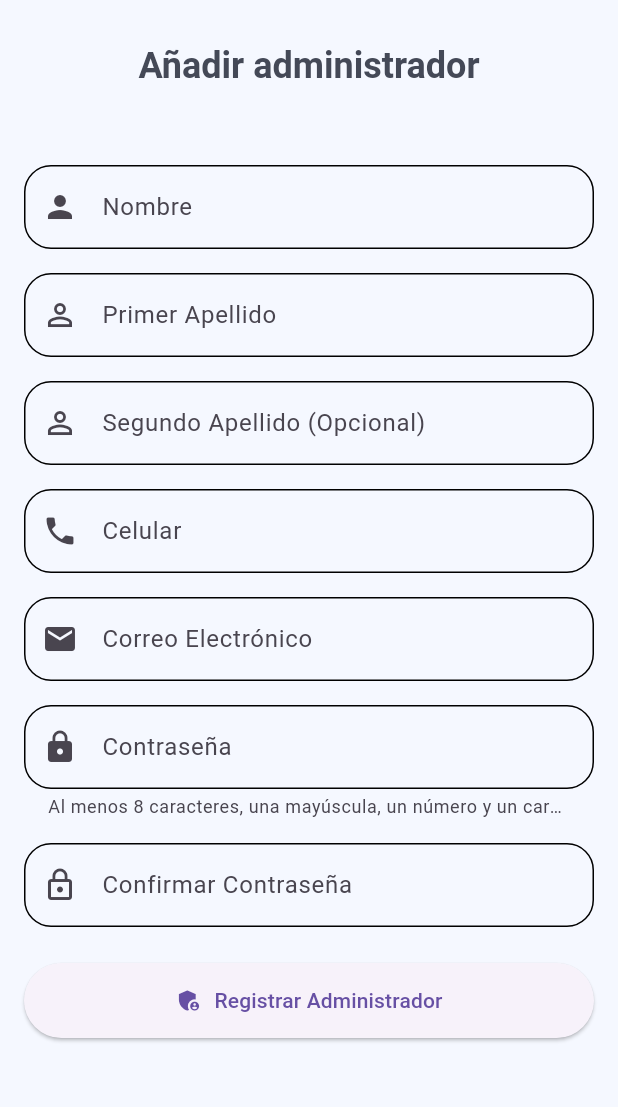
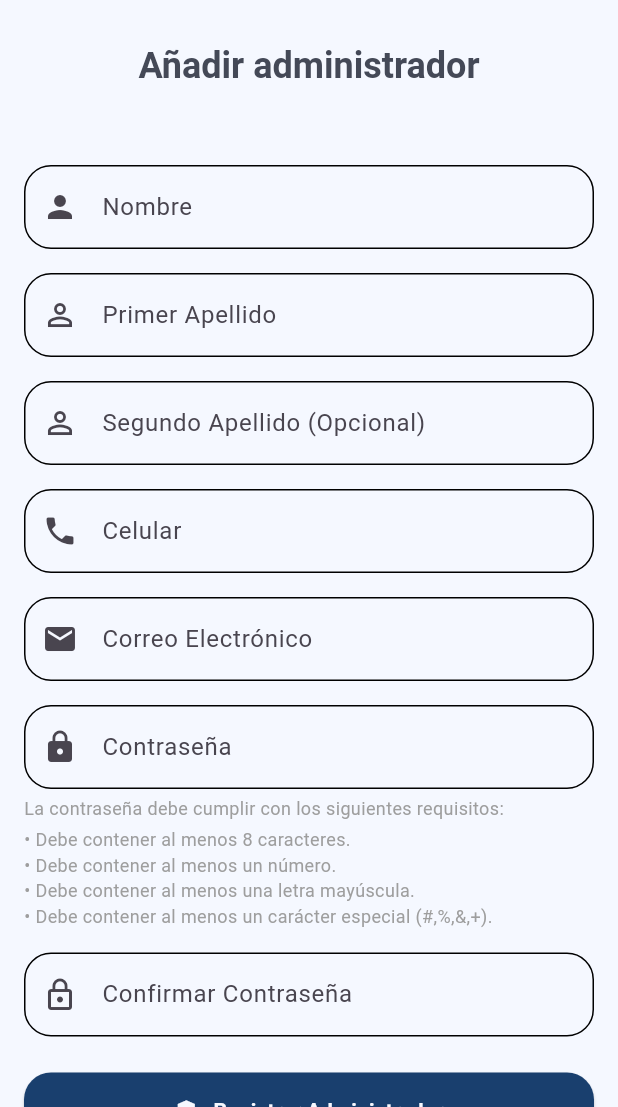
Before and after one commit to ESLEDA/grupo_sat_flutter, a Flutter app: the RegistrarAdminPage screen opened directly, on a phone screen of 412 x 824 dp, the part 129-1236 px from its top. Run offline on Flutter 3.47's test engine with Material 3 defaults, Android fonts, the phone set to English and light mode, and no system bars; our stand-ins replace cloud_firestore, equatable, firebase_auth, firebase_core, flutter_bloc; accounts and stored records are empty.

Commit message:
modifique color btn form adm

```diff
--- a/lib/features/auth/presentation/pagesAdmin/registrar_admin_page.dart
+++ b/lib/features/auth/presentation/pagesAdmin/registrar_admin_page.dart
@@ -205,11 +205,23 @@ class _RegistrarAdminPageState extends State<RegistrarAdminPage> {
                             borderRadius: BorderRadius.all(Radius.circular(18.0)),
                           ),
                           prefixIcon: Icon(Icons.lock),
-                          helperText: 'Al menos 8 caracteres, una mayúscula, un número y un carácter especial (#,%,&,+)',
+
                         ),
                         obscureText: true,
                         validator: AuthValidators.validatePassword,
                       ),
+                      const SizedBox(height: 4),
+                      const Text('La contraseña debe cumplir con los siguientes requisitos:',
+                        style: TextStyle(fontSize: 12, color: Colors.grey)),
+                      const SizedBox(height: 4),
+                      const Text('• Debe contener al menos 8 caracteres.',
+                        style: TextStyle(fontSize: 12, color: Colors.grey)),
+                      const Text('• Debe contener al menos un número.',
+                        style: TextStyle(fontSize: 12, color: Colors.grey)),
+                      const Text('• Debe contener al menos una letra mayúscula.',
+                        style: TextStyle(fontSize: 12, color: Colors.grey)),
+                      const Text('• Debe contener al menos un carácter especial (#,%,&,+).',
+                        style: TextStyle(fontSize: 12, color: Colors.grey)),
                       const SizedBox(height: 16),
                       TextFormField(
                         controller: _confirmarContrasenaController,
@@ -252,10 +264,21 @@ class _RegistrarAdminPageState extends State<RegistrarAdminPage> {
                                 context.read<AuthBloc>().add(RegisterAdminRequested(administrador));
                               }
                             },
-                            icon: const Icon(Icons.admin_panel_settings),
-                            label: const Text('Registrar Administrador'),
+                            icon: const Icon(
+                              Icons.admin_panel_settings,
+                              color: Color(0xFFF5F8FF)),
+                            label: const Text(
+                              'Registrar Administrador',
+                              style: TextStyle(
+                                color: Color(0xFFF5F8FF),
+                                fontWeight: FontWeight.bold,
+                              )),
                             style: ElevatedButton.styleFrom(
+                               backgroundColor: const Color(0xFF193F6E),
                               padding: const EdgeInsets.symmetric(vertical: 15),
+                              shape: RoundedRectangleBorder(
+                                borderRadius: BorderRadius.circular(18.0),
+                              ),
                             ),
                           );
                         },
```
